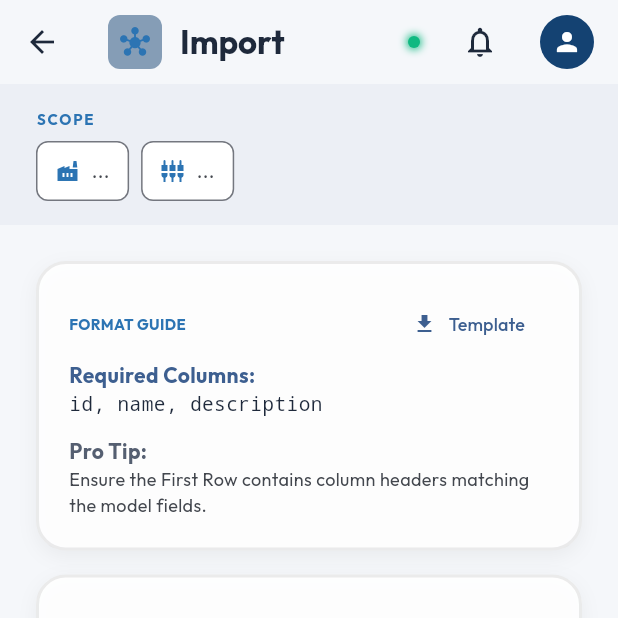
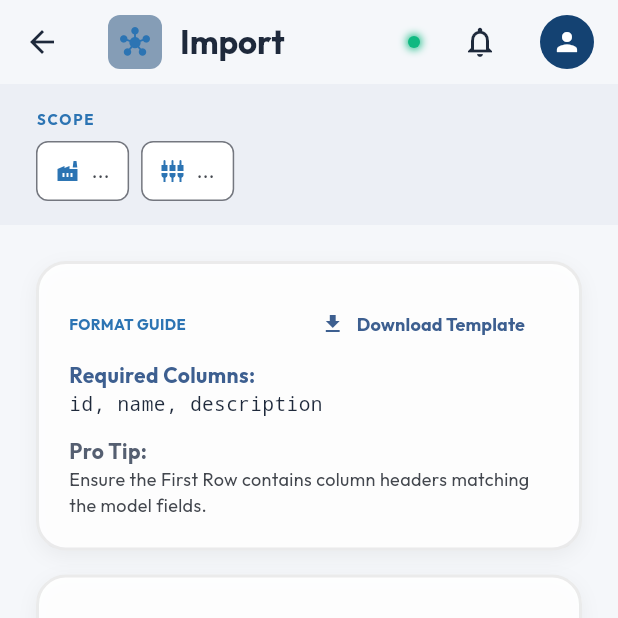
Before and after one commit to aswathcp/assetpulse-pro, a Flutter app: the DataImportPage screen opened directly with empty values, on a phone screen of 412 x 824 dp, the top half of it. Run offline on Flutter 3.47's test engine with Material 3 defaults, Android fonts, the phone set to English and light mode, and no system bars; our stand-ins replace cloud_firestore, file_picker, firebase_auth, firebase_core, fl_chart, flutter_animate and 9 more; missing offline and left inert: dart:html, excel, mobile_scanner, nfc_manager, nfc_manager_ndef; accounts and stored records are empty.

Commit message:
fix(import): remove redundant chips from format guide card and fix DataTable preview row cell assertion

```diff
--- a/lib/features/admin/presentation/pages/data_import_page.dart
+++ b/lib/features/admin/presentation/pages/data_import_page.dart
@@ -161,8 +161,8 @@ class _DataImportPageState extends State<DataImportPage> {
         };
       case 'assets':
         return {
-          'Cols': 'Dedicated templates available for Motors, Gearboxes, and Pumps!',
-          'Note': 'Choose your specific Asset Type template below to download the exact technical specification columns.\n• Motors: kW, Voltage, FLC, Poles, Frame Size, Mounting, Bearings, Grease\n• Gearboxes: Ratio, Sump Capacity, Oil Grade, Shafts, Lubrication, Bearings\n• Pumps: Flow Rate, Head, Speed, Impeller, Flange Sizes, Seal Type\n• Spares: Define warehouse location and compatible parent machines (e.g. CB-1; CB-2)!'
+          'Cols': 'Customized templates for Motors, Brakes, Actuators, Gearboxes & Pumps!',
+          'Note': 'Tap "Choose Template" above to download the exact technical specification columns for your equipment:\n• Motors: kW, Voltage, FLC, Poles, Frame Size, Mounting, Bearings, Grease\n• Brakes: AC Thrusters, DC Solenoid, Drum Dia/Width, Torque, Lining\n• Actuators: Multi/Part-Turn, Signal (4-20mA), Valve Type/Size, ISO Flange\n• Gearboxes & Pumps: Ratios, Shafts, Flow, Head, Impeller, Seals\n• Spares: Define warehouse storage location and compatible parent machines!'
         };
       case 'lighting_dbs':
         return {
@@ -2027,51 +2027,14 @@ class _DataImportPageState extends State<DataImportPage> {
                                 TextButton.icon(
                                   onPressed: _downloadTemplate,
                                   icon: const Icon(Icons.download, size: 16),
-                                  label: Text(widget.collectionId == 'assets' ? 'Template Options' : 'Template', style: const TextStyle(fontSize: 12)),
-                                  style: TextButton.styleFrom(visualDensity: VisualDensity.compact),
+                                  label: Text(widget.collectionId == 'assets' ? 'Choose Template' : 'Download Template', style: const TextStyle(fontSize: 12, fontWeight: FontWeight.bold)),
+                                  style: TextButton.styleFrom(
+                                    visualDensity: VisualDensity.compact,
+                                    foregroundColor: Theme.of(context).colorScheme.primary,
+                                  ),
                                 ),
                               ],
                             ),
-                            if (widget.collectionId == 'assets') ...[
-                              const SizedBox(height: 8),
-                              const Text('Download Specific Template by Asset Type:', style: TextStyle(fontWeight: FontWeight.bold, fontSize: 12)),
-                              const SizedBox(height: 8),
-                              Wrap(
-                                spacing: 8,
-                                runSpacing: 8,
-                                children: [
-                                  ActionChip(
-                                    avatar: const Icon(Icons.bolt, color: Colors.amberAccent, size: 16),
-                                    label: const Text('Motors Template', style: TextStyle(fontSize: 11, fontWeight: FontWeight.bold)),
-                                    backgroundColor: Colors.amber.withValues(alpha: 0.15),
-                                    side: const BorderSide(color: Colors.amberAccent),
-                                    onPressed: () => _downloadAssetTemplate('motor'),
-                                  ),
-                                  ActionChip(
-                                    avatar: const Icon(Icons.settings, color: Colors.orangeAccent, size: 16),
-                                    label: const Text('Gearboxes Template', style: TextStyle(fontSize: 11, fontWeight: FontWeight.bold)),
-                                    backgroundColor: Colors.orange.withValues(alpha: 0.15),
-                                    side: const BorderSide(color: Colors.orangeAccent),
-                                    onPressed: () => _downloadAssetTemplate('gearbox'),
-                                  ),
-                                  ActionChip(
-                                    avatar: const Icon(Icons.water_drop, color: Colors.blueAccent, size: 16),
-                                    label: const Text('Pumps Template', style: TextStyle(fontSize: 11, fontWeight: FontWeight.bold)),
-                                    backgroundColor: Colors.blue.withValues(alpha: 0.15),
-                                    side: const BorderSide(color: Colors.blueAccent),
-                                    onPressed: () => _downloadAssetTemplate('pump'),
-                                  ),
-                                  ActionChip(
-                                    avatar: const Icon(Icons.table_chart, color: Colors.greenAccent, size: 16),
-                                    label: const Text('All-in-One (3 Sheets)', style: TextStyle(fontSize: 11, fontWeight: FontWeight.bold)),
-                                    backgroundColor: Colors.green.withValues(alpha: 0.15),
-                                    side: const BorderSide(color: Colors.greenAccent),
-                                    onPressed: () => _downloadAssetTemplate('all'),
-                                  ),
-                                ],
-                              ),
-                              const SizedBox(height: 12),
-                            ],
                             const SizedBox(height: 4),
                             Text(widget.collectionId == 'assets' ? "Template Guidelines:" : "Required Columns:", style: TextStyle(fontWeight: FontWeight.bold, color: Theme.of(context).colorScheme.primary)),
                             Text(instructions['Cols']!, style: const TextStyle(fontFamily: 'monospace', fontSize: 13)),
@@ -2111,7 +2074,19 @@ class _DataImportPageState extends State<DataImportPage> {
 
                     // 4. PREVIEW TABLE
                     if (_previewData.isNotEmpty) ...[
-                        Material(
+                      () {
+                        // Gather all unique column keys preserving first-row order and placing Validation first if present
+                        final allKeys = <String>{};
+                        for (final row in _previewData) {
+                          allKeys.addAll(row.keys);
+                        }
+                        final previewCols = allKeys.toList();
+                        if (previewCols.contains('Validation')) {
+                          previewCols.remove('Validation');
+                          previewCols.insert(0, 'Validation');
+                        }
+
+                        return Material(
                           color: Colors.transparent,
                           borderRadius: BorderRadius.circular(12),
                           child: GlassContainer(
@@ -2129,21 +2104,21 @@ class _DataImportPageState extends State<DataImportPage> {
                                   }
                                   return Colors.transparent;
                                 }),
-                                columns: _previewData.first.keys.map((k) => DataColumn(
+                                columns: previewCols.map((k) => DataColumn(
                                   label: Text(
                                     k,
                                     style: TextStyle(
                                       fontSize: 12,
                                       fontWeight: FontWeight.bold,
                                       color: Theme.of(context).colorScheme.onSurface,
-                                    )
-                                  )
+                                    ),
+                                  ),
                                 )).toList(),
                                 rows: _previewData.take(50).map((r) {
                                   return DataRow(
-                                    cells: r.entries.map((e) {
-                                      final val = e.value?.toString() ?? '';
-                                      final isValidation = e.key == 'Validation';
+                                    cells: previewCols.map((colKey) {
+                                      final val = r[colKey]?.toString() ?? '';
+                                      final isValidation = colKey == 'Validation';
                                       Color? txtColor;
                                       if (isValidation) {
                                         if (val.startsWith('Error')) {
@@ -2161,16 +2136,17 @@ class _DataImportPageState extends State<DataImportPage> {
                                             fontSize: 11,
                                             color: txtColor ?? Theme.of(context).colorScheme.onSurface,
                                             fontWeight: isValidation ? FontWeight.bold : FontWeight.normal,
-                                          )
-                                        )
-                                      );
-                                    }).toList()
+                                          ),
+                                        ),
                                       );
                                     }).toList(),
-                              ),
-                            ),
-                          ),
-                        ),
+                                  );
+                                }).toList(),
+                              ),
+                            ),
+                          ),
+                        );
+                      }(),
                       const SizedBox(height: 16),
                       ElevatedButton(
                         onPressed: _isProcessing ? null : _upload,
```
Lines whose indentation alone changed are shown as unchanged.
